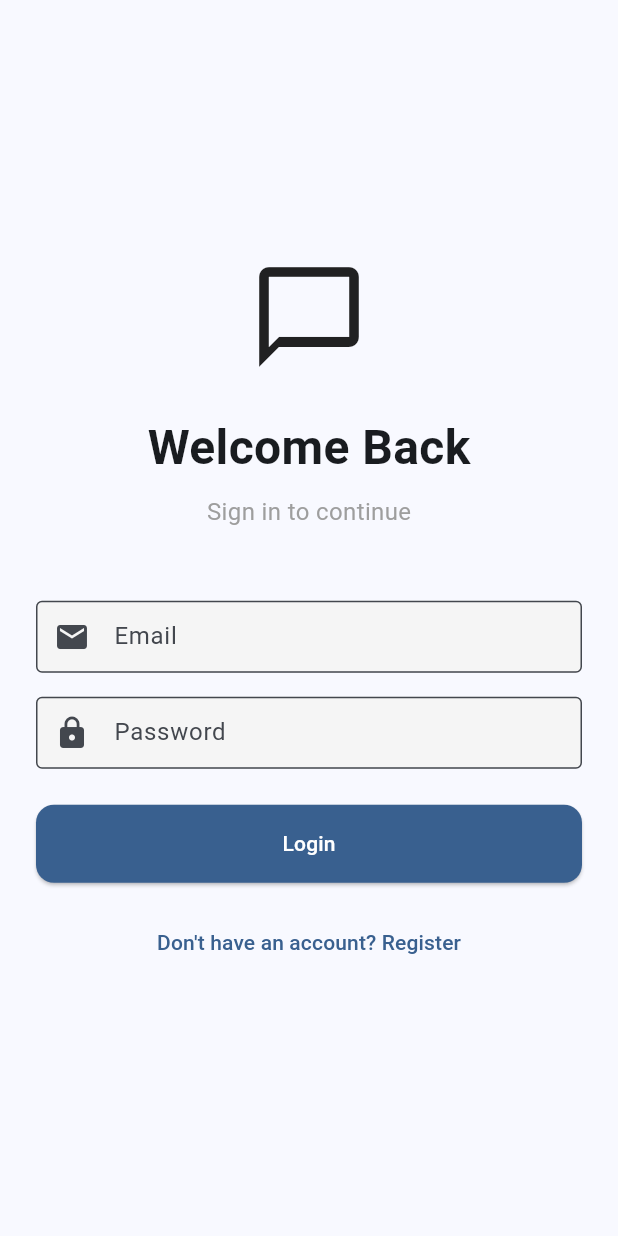
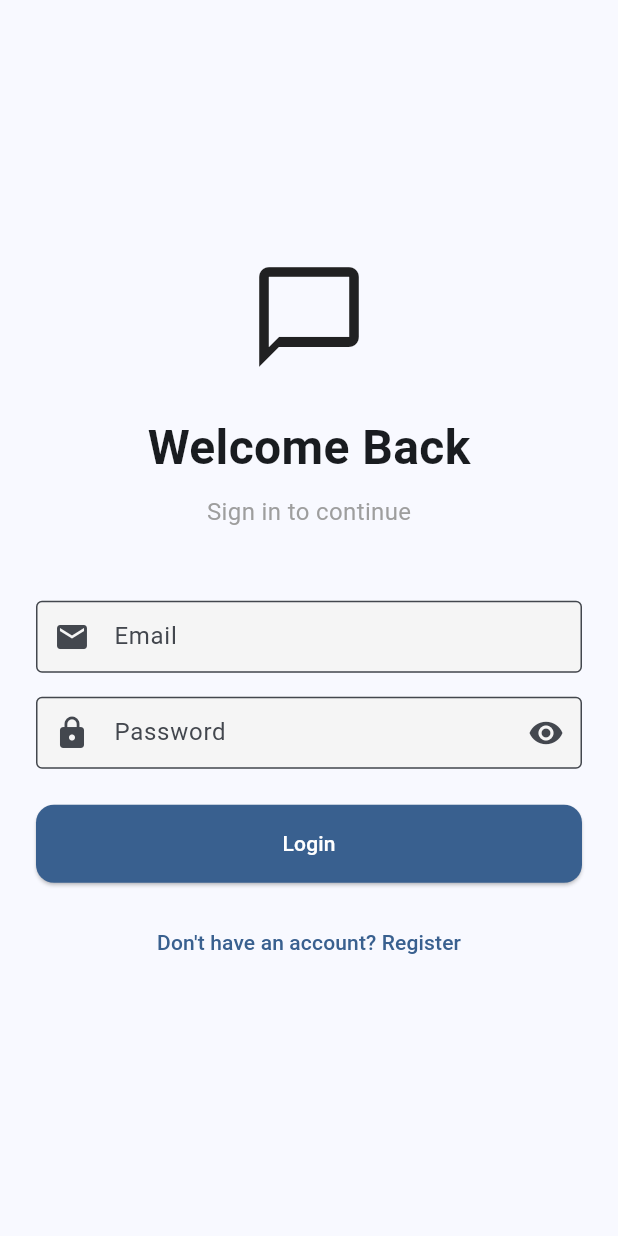
Before and after one commit to NotEduCo342/OMMessenger-mobile, a Flutter app: the screen it shows after launch, on a phone screen of 412 x 824 dp. Run offline on Flutter 3.47's test engine with Material 3 defaults, Android fonts, the phone set to English and light mode, and no system bars; our stand-ins replace cached_network_image, connectivity_plus, drift, drift_flutter, flutter_local_notifications, flutter_secure_storage and 4 more; missing offline and left inert: workmanager; accounts and stored records are empty; generated files the repository leaves out were written again; statements that could not run were skipped.

Commit message:
🎨 Palette: Add password visibility toggle to login screen
Co-authored-by: NotEduCo342 <101045292+NotEduCo342@users.noreply.github.com>

```diff
--- a/lib/screens/login_screen.dart
+++ b/lib/screens/login_screen.dart
@@ -14,6 +14,7 @@ class _LoginScreenState extends State<LoginScreen> {
   final _emailController = TextEditingController();
   final _passwordController = TextEditingController();
   final _formKey = GlobalKey<FormState>();
+  bool _obscurePassword = true;
 
   @override
   Widget build(BuildContext context) {
@@ -55,12 +56,23 @@ class _LoginScreenState extends State<LoginScreen> {
                 const SizedBox(height: 16),
                 TextFormField(
                   controller: _passwordController,
-                  decoration: const InputDecoration(
+                  decoration: InputDecoration(
                     labelText: 'Password',
-                    border: OutlineInputBorder(),
-                    prefixIcon: Icon(Icons.lock),
+                    border: const OutlineInputBorder(),
+                    prefixIcon: const Icon(Icons.lock),
+                    suffixIcon: IconButton(
+                      icon: Icon(
+                        _obscurePassword ? Icons.visibility : Icons.visibility_off,
+                      ),
+                      tooltip: _obscurePassword ? 'Show password' : 'Hide password',
+                      onPressed: () {
+                        setState(() {
+                          _obscurePassword = !_obscurePassword;
+                        });
+                      },
+                    ),
                   ),
-                  obscureText: true,
+                  obscureText: _obscurePassword,
                   validator: (value) =>
                       value!.isEmpty ? 'Please enter password' : null,
                 ),
```
Also changed, not shown: pubspec.lock.
